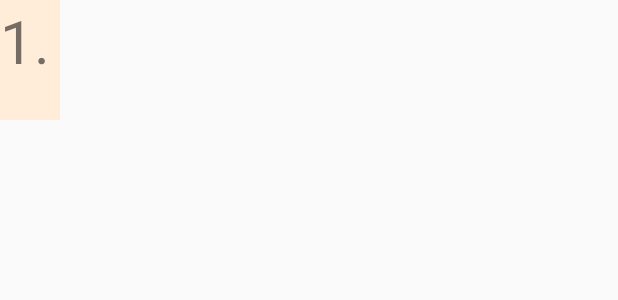
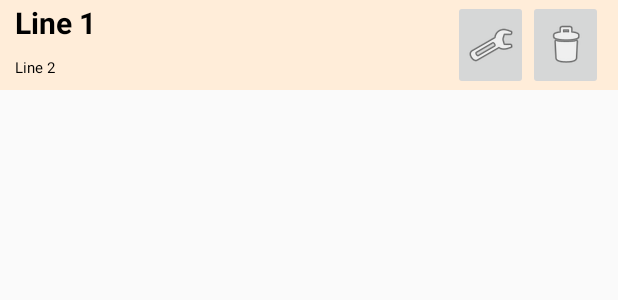
Before and after one commit to didigsegovia/PlanTravel, an Android app: the layout layout_adapter.xml on its own in the app's theme, with its tools: preview values and no code run, on a phone screen of 412 x 824 dp. Shown: the top 300 px of the screen. Run offline under Robolectric (Android 15) with nearby library versions, the phone set to English and light mode, and no system bars.

Commit message:
Falta Implementar: salvar foto e nome do amigo no BD; adicionar viagem no recyclerView: Alarme;

```diff
--- a/app/build.gradle
+++ b/app/build.gradle
@@ -25,6 +25,9 @@ dependencies {
     implementation 'androidx.constraintlayout:constraintlayout:1.1.3'
     implementation 'androidx.legacy:legacy-support-v4:1.0.0'
     implementation 'com.google.android.material:material:1.0.0'
+    implementation 'com.android.support:cardview-v7:27.0.2'
+    implementation 'com.android.support:design:27.0.7'
+    implementation 'com.android.support:recyclerview-v7:27.0.2'
     implementation 'androidx.navigation:navigation-fragment:2.0.0'
     implementation 'androidx.navigation:navigation-ui:2.0.0'
     implementation 'androidx.lifecycle:lifecycle-extensions:2.0.0'
--- /dev/null
+++ b/app/src/main/java/com/example/plantravel/UserModel.java
@@ -0,0 +1,4 @@
+package com.example.plantravel;
+
+enum UserModel {
+}
--- a/app/src/main/res/layout/app_bar_menu_lateral.xml
+++ b/app/src/main/res/layout/app_bar_menu_lateral.xml
@@ -28,6 +28,7 @@
         android:layout_height="wrap_content"
         android:layout_gravity="bottom|end"
         android:layout_margin="@dimen/fab_margin"
-        app:srcCompat="@android:drawable/ic_dialog_email" />
+        app:backgroundTint="@color/color_fab"
+        app:srcCompat="@android:drawable/ic_input_add" />
 
 </androidx.coordinatorlayout.widget.CoordinatorLayout>
--- a/app/src/main/res/layout/fragment_inicio.xml
+++ b/app/src/main/res/layout/fragment_inicio.xml
@@ -17,11 +17,12 @@
         />
 
     <androidx.recyclerview.widget.RecyclerView
-        android:id="@+id/recyclerID"
+        android:id="@+id/recyclerViagens"
         android:layout_width="match_parent"
         android:layout_height="match_parent"
         android:layout_marginTop="30dp"
         android:layout_marginBottom="150dp"
+        tools:listitem="@layout/layout_adapter"
 
         />
 
--- a/app/src/main/res/layout/layout_adapter.xml
+++ b/app/src/main/res/layout/layout_adapter.xml
@@ -1,36 +1,57 @@
 <?xml version="1.0" encoding="utf-8"?>
-<LinearLayout xmlns:android="http://schemas.android.com/apk/res/android"
-    android:layout_width="40dp"
-    android:orientation="horizontal"
-    android:layout_height="80dp"
+<RelativeLayout xmlns:android="http://schemas.android.com/apk/res/android"
+    android:layout_width="match_parent"
+    xmlns:tools="http://schemas.android.com/tools"
+    android:orientation="vertical"
+    android:layout_height="wrap_content"
     android:background="@color/background_basico">
 
 
+
     <TextView
-        android:layout_width="match_parent"
-        android:layout_height="match_parent"
-        android:text="1."
-        android:textSize="40sp" />
+        android:id="@+id/textViagem"
+        android:layout_width="wrap_content"
+        android:layout_height="30dp"
+        android:layout_alignParentLeft="true"
+        android:layout_marginLeft="10dp"
+        android:gravity="center"
+        android:textAlignment="textStart"
+        android:textColor="#000000"
+        android:textSize="20sp"
+        android:textStyle="bold"
+        tools:ignore="RtlCompat"
+        tools:text="Line 1" />
+    <TextView
+        android:id="@+id/textAmigos"
+        android:layout_width="wrap_content"
+        android:layout_height="30dp"
+        android:layout_alignParentLeft="true"
+        android:layout_marginTop="30dp"
+        android:layout_marginLeft="10dp"
+        android:gravity="center"
+        android:textAlignment="textStart"
+        android:textColor="#000000"
+        android:textSize="10sp"
+        tools:ignore="RtlCompat"
+        tools:text="Line 2" />
 
 
-    <LinearLayout
-        android:layout_width="match_parent"
-        android:layout_height="80dp"
-        android:layout_marginLeft="40dp"
-        android:orientation="vertical">
+    <ImageButton
+        android:id="@+id/editViagem"
+        android:layout_width="50dp"
+        android:layout_height="60dp"
+        android:layout_alignParentLeft="false"
+        android:layout_alignParentRight="true"
+        android:layout_marginRight="60dp"
+        android:src="@android:drawable/ic_menu_manage" />
 
-        <TextView
-            android:id="@+id/textView3"
-            android:layout_width="match_parent"
-            android:layout_height="40dp"
-            android:layout_marginLeft="50dp"
-            android:text="Viagem" />
+    <ImageButton
+        android:id="@+id/deleteViagem"
+        android:layout_width="50dp"
+        android:layout_height="60dp"
+        android:layout_alignParentRight="true"
+        android:layout_marginRight="10dp"
+        android:src="@android:drawable/ic_menu_delete"/>
 
-        <TextView
-            android:layout_width="match_parent"
-            android:layout_height="40dp"
-            android:layout_marginLeft="50dp"
-            android:text="Amanda, Diego" />
-    </LinearLayout>
 
-</LinearLayout>
+</RelativeLayout>
--- a/app/src/main/res/values/colors.xml
+++ b/app/src/main/res/values/colors.xml
@@ -3,6 +3,7 @@
     <color name="colorPrimary">#008577</color>
     <color name="colorPrimaryDark">#00574B</color>
     <color name="colorAccent">#D81B60</color>
+    <color name="color_fab">#B17E49</color>
     <color name="botaoFadeInicio">#FFEDE9</color>
     <color name="botaoFadeFim">#D8AD7F</color>
     <color name="background_basico">#FFEDD9</color>
```
Also changed, not shown: app/src/main/java/com/example/plantravel/Inicio.java (+41 -0 lines), app/src/main/java/com/example/plantravel/LinhaHolder.java (added, +25 -0 lines), app/src/main/java/com/example/plantravel/ViagensAdapter.java (+70 -19 lines).
